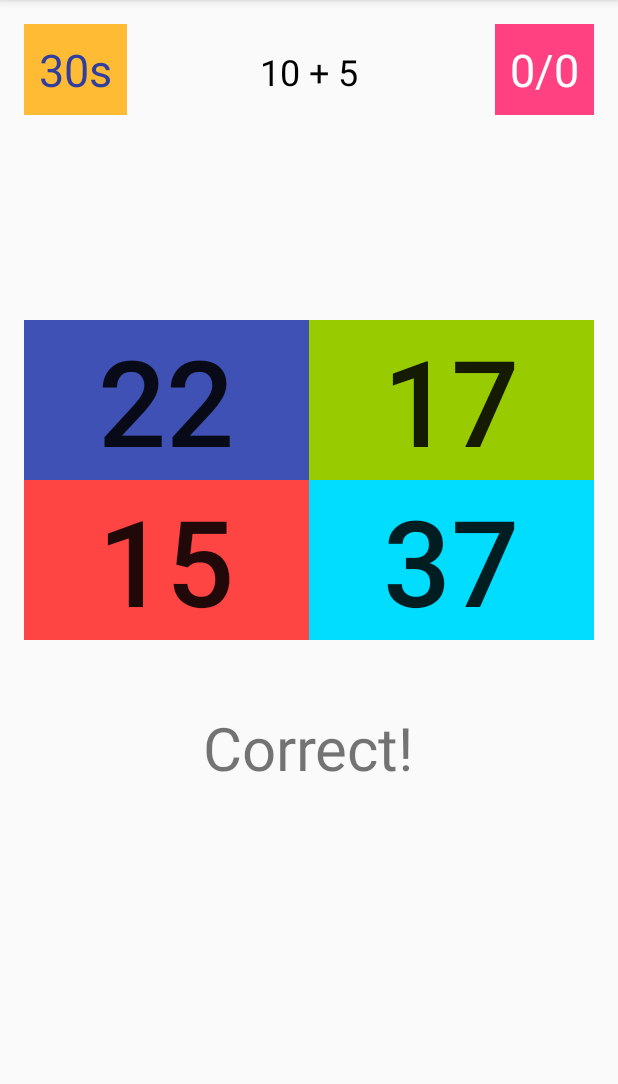
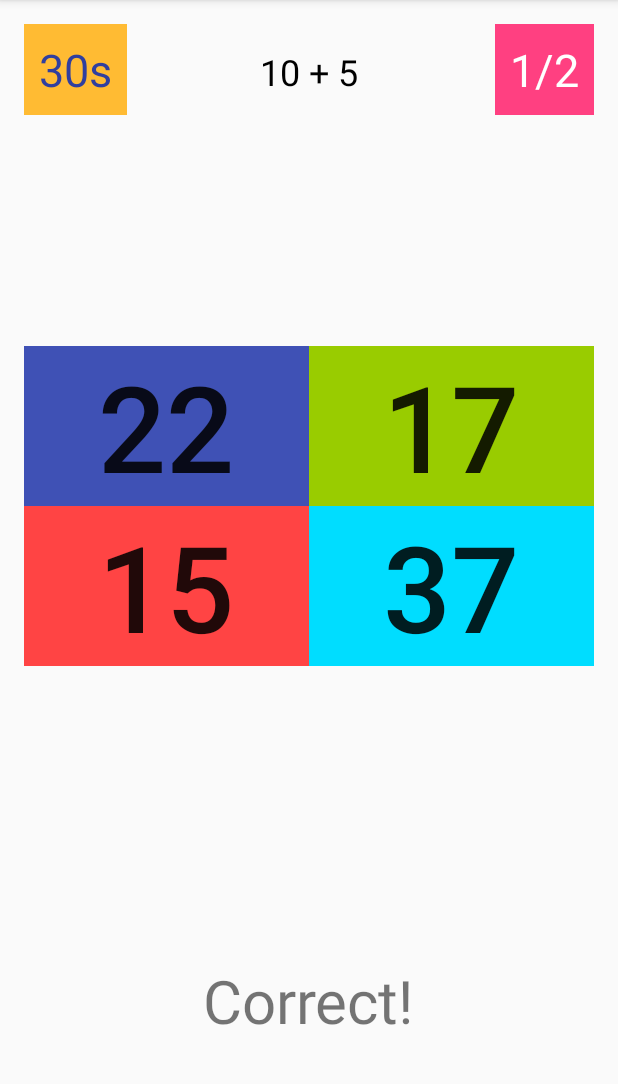
Before and after one commit to rudiss/BrainTrainer-AndroidApp, an Android app: the screen it shows after launch (MainActivity), after a tap on "15", on a phone screen of 412 x 824 dp, the part 84-1168 px from its top. Run offline under Robolectric (Android 15) with nearby library versions, the phone set to English and light mode, and no system bars; 1 other tap on this screen came first.

Commit message:
core system up

```diff
--- a/app/src/main/java/com/rudisdev/braintrainerapp/MainActivity.java
+++ b/app/src/main/java/com/rudisdev/braintrainerapp/MainActivity.java
@@ -12,42 +12,24 @@ import java.util.Random;
 
 public class MainActivity extends AppCompatActivity {
 
+    Button button1;
+    Button button2;
+    Button button3;
+    Button button4;
     Button startButton;
-    ArrayList<Integer> answers = new ArrayList<Integer>();
-    int locationOFCorrectAnswer;
-    int score =0;
-    public void chooseAnswer(View view) {
 
-        if (view.getTag().toString().equals(Integer.toString(locationOFCorrectAnswer))) {
-
-            score++;
-
-        }
+    TextView resultTextView;
+    TextView pointsTextView;
 
 
-    }
+    TextView sumTextView;
+    ArrayList<Integer> answers = new ArrayList<Integer>();
 
-    public void start(View view) {
+    int score = 0;
+    int locationOFCorrectAnswer;
+    int numberOfQuestions = 0;
 
-        startButton.setVisibility(View.INVISIBLE);
-
-
-    }
-
-    @Override
-    protected void onCreate(Bundle savedInstanceState) {
-        super.onCreate(savedInstanceState);
-        setContentView(R.layout.activity_main);
-
-        startButton = (Button) findViewById(R.id.startButton);
-        TextView sumTextView = (TextView) findViewById(R.id.sumTextView);
-
-        Button button1 = (Button) findViewById(R.id.button1);
-        Button button2 = (Button) findViewById(R.id.button2);
-        Button button3 = (Button) findViewById(R.id.button3);
-        Button button4 = (Button) findViewById(R.id.button4);
-        resultTextView = (findViewById(R.id.resultTextView));
-
+    public void generateQuestion() {
 
         Random rand = new Random();
 
@@ -57,6 +39,8 @@ public class MainActivity extends AppCompatActivity {
         sumTextView.setText(Integer.toString(a) + " + " + Integer.toString(b));
 
         locationOFCorrectAnswer = rand.nextInt(4);
+
+        answers.clear();
 
         int incorrectAnswer;
 
@@ -87,4 +71,50 @@ public class MainActivity extends AppCompatActivity {
         button4.setText(Integer.toString(answers.get(3)));
 
     }
+
+    public void chooseAnswer(View view) {
+
+        if (view.getTag().toString().equals(Integer.toString(locationOFCorrectAnswer))) {
+
+            score++;
+            resultTextView.setText("Correct!");
+        } else {
+
+            resultTextView.setText("Wrong!");
+
+        }
+
+        numberOfQuestions++;
+        pointsTextView.setText(Integer.toString(score) + "/" + Integer.toString(numberOfQuestions));
+        generateQuestion();
+
+    }
+
+    public void start(View view) {
+
+        startButton.setVisibility(View.INVISIBLE);
+
+
+    }
+
+    @Override
+    protected void onCreate(Bundle savedInstanceState) {
+        super.onCreate(savedInstanceState);
+        setContentView(R.layout.activity_main);
+
+        startButton = (Button) findViewById(R.id.startButton);
+        sumTextView = (TextView) findViewById(R.id.sumTextView);
+
+        button1 = (Button) findViewById(R.id.button1);
+        button2 = (Button) findViewById(R.id.button2);
+        button3 = (Button) findViewById(R.id.button3);
+        button4 = (Button) findViewById(R.id.button4);
+
+        resultTextView = (TextView) findViewById(R.id.textView5);
+        pointsTextView = (TextView) findViewById(R.id.pointsTextView);
+
+        generateQuestion();
+
+
+    }
 }
--- a/app/src/main/res/layout/activity_main.xml
+++ b/app/src/main/res/layout/activity_main.xml
@@ -56,16 +56,6 @@
         android:textColor="@android:color/background_dark" />
 
     <TextView
-        android:text="Correct!"
-        android:layout_width="wrap_content"
-        android:layout_height="wrap_content"
-        android:layout_below="@+id/startButton"
-        android:layout_centerHorizontal="true"
-        android:layout_marginTop="27dp"
-        android:id="@+id/textView5"
-        android:textSize="40sp" />
-
-    <TextView
         android:text="0/0"
         android:layout_width="wrap_content"
         android:layout_height="wrap_content"
@@ -78,11 +68,19 @@
         android:layout_alignParentRight="true"
         android:layout_alignParentEnd="true" />
 
+    <TextView
+        android:layout_width="wrap_content"
+        android:layout_height="wrap_content"
+        android:id="@+id/textView5"
+        android:textSize="40sp"
+        android:layout_alignParentBottom="true"
+        android:layout_centerHorizontal="true"
+        android:layout_marginBottom="58dp" />
+
     <GridLayout
         android:layout_width="match_parent"
         android:layout_height="wrap_content"
-        android:layout_marginBottom="17dp"
-        android:layout_above="@+id/textView5"
+        android:layout_alignBottom="@+id/startButton"
         android:layout_alignParentLeft="true"
         android:layout_alignParentStart="true">
 
@@ -99,21 +97,6 @@
             android:id="@+id/button1"
             android:textSize="80dp"
             android:background="@color/colorPrimary"
-            android:onClick="chooseAnswer" />
-
-        <Button
-            android:text="3"
-            android:layout_width="wrap_content"
-            android:layout_height="wrap_content"
-            android:layout_column="1"
-            android:layout_row="0"
-            android:layout_columnWeight="1"
-            android:layout_rowWeight="1"
-            android:layout_gravity="fill"
-            android:tag="1"
-            android:id="@+id/button2"
-            android:textSize="80dp"
-            android:background="@android:color/holo_green_light"
             android:onClick="chooseAnswer" />
 
         <Button
@@ -145,6 +128,21 @@
             android:textSize="80dp"
             android:background="@android:color/holo_blue_bright"
             android:onClick="chooseAnswer" />
+
+        <Button
+            android:text="3"
+            android:layout_width="wrap_content"
+            android:layout_height="wrap_content"
+            android:layout_column="1"
+            android:layout_row="0"
+            android:layout_columnWeight="1"
+            android:layout_rowWeight="1"
+            android:layout_gravity="fill"
+            android:tag="1"
+            android:id="@+id/button2"
+            android:textSize="80dp"
+            android:background="@android:color/holo_green_light"
+            android:onClick="chooseAnswer" />
     </GridLayout>
 
 </RelativeLayout>
```
